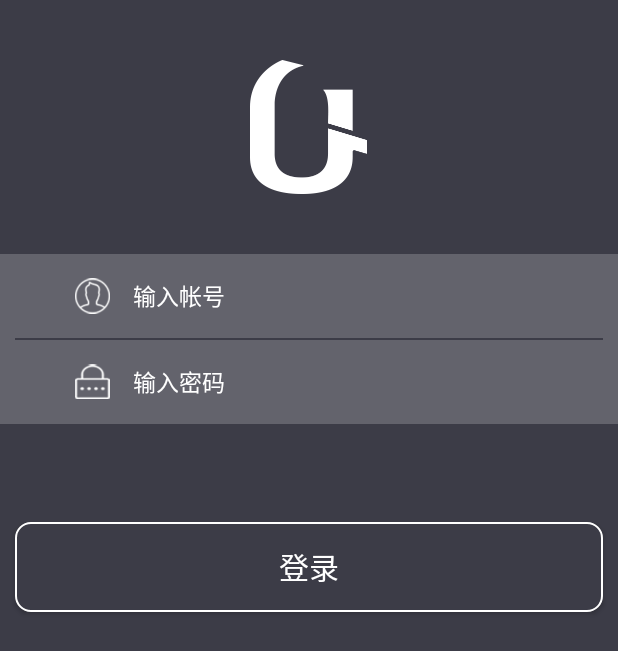
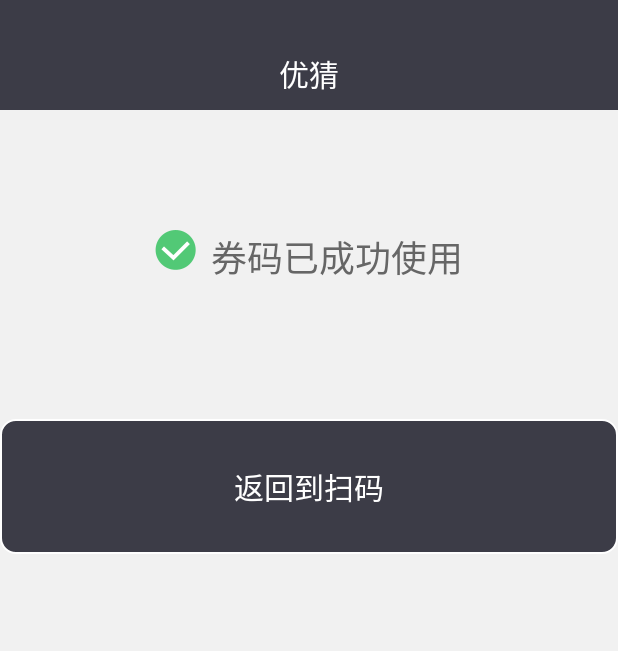
Before and after one commit to LearChen/UGuessMerchant, an Android app: the TicketUsedActivity screen opened directly, with no data from a screen before it, on a phone screen of 412 x 824 dp. Shown: the top 651 px of the screen. Run offline under Robolectric (Android 15) with nearby library versions, the phone set to English and light mode, and no system bars; our stand-ins replace CircleImageView.

Commit message:
核销完毕／欢迎页／自动登录

```diff
--- a/app/src/main/java/uguess/qucai/com/merchant/business/main/ui/TicketDetailActivity.java
+++ b/app/src/main/java/uguess/qucai/com/merchant/business/main/ui/TicketDetailActivity.java
@@ -131,7 +131,7 @@ public class TicketDetailActivity extends BaseActivity {
                 OperErrorCode errCode = result.getErrCode();
                 switch (errCode) {
                     case Success:
-//                        startActivity(new Intent(this,));
+                        startActivity(new Intent(getActivity(),TicketUsedActivity.class));
                         finish();
                         break;
                     case TicketNotExist:
--- a/app/src/main/java/uguess/qucai/com/merchant/business/main/ui/TicketUsedActivity.java
+++ b/app/src/main/java/uguess/qucai/com/merchant/business/main/ui/TicketUsedActivity.java
@@ -1,5 +1,6 @@
 package uguess.qucai.com.merchant.business.main.ui;
 
+import android.content.Intent;
 import android.os.Bundle;
 import android.support.design.widget.FloatingActionButton;
 import android.support.design.widget.Snackbar;
@@ -11,21 +12,17 @@ import uguess.qucai.com.merchant.R;
 
 public class TicketUsedActivity extends AppCompatActivity {
 
+
+
     @Override
     protected void onCreate(Bundle savedInstanceState) {
         super.onCreate(savedInstanceState);
         setContentView(R.layout.activity_ticket_used);
-        Toolbar toolbar = (Toolbar) findViewById(R.id.toolbar);
-        setSupportActionBar(toolbar);
-
-        FloatingActionButton fab = (FloatingActionButton) findViewById(R.id.fab);
-        fab.setOnClickListener(new View.OnClickListener() {
-            @Override
-            public void onClick(View view) {
-                Snackbar.make(view, "Replace with your own action", Snackbar.LENGTH_LONG)
-                        .setAction("Action", null).show();
-            }
-        });
     }
 
+    public void returnToScan(View view){
+        finish();
+    }
+
+
 }
--- a/app/src/main/res/layout/activity_ticket_used.xml
+++ b/app/src/main/res/layout/activity_ticket_used.xml
@@ -11,85 +11,43 @@
     xmlns:tools="http://schemas.android.com/tools"
     android:layout_width="match_parent"
     android:layout_height="match_parent"
-    android:background="@color/bg_login"
     android:orientation="vertical"
-    tools:context="uguess.qucai.com.merchant.business.user.ui.LoginActivity">
-
-
+    tools:context="uguess.qucai.com.merchant.business.main.ui.TicketUsedActivity">
+    <uguess.qucai.com.merchant.business.common.component.QCActionBar
+        android:id="@+id/action_bar"
+        android:layout_width="match_parent"
+        android:layout_height="wrap_content"
+        android:background="@color/bg_login" />
+    <LinearLayout
+        android:layout_width="fill_parent"
+        android:layout_height="wrap_content"
+        android:orientation="horizontal"
+        android:gravity="center_horizontal"
+        android:layout_marginTop="80dp">
         <ImageView
             android:layout_width="wrap_content"
             android:layout_height="wrap_content"
-        android:layout_gravity="center_horizontal"
-        android:layout_marginTop="40dp"
-        android:src="@drawable/ic_login_logo" />
-
-    <LinearLayout
-        android:layout_width="fill_parent"
-        android:layout_height="113dp"
-        android:layout_marginTop="40dp"
-        android:background="@color/bg_login_input"
-        android:orientation="vertical"
-        android:gravity="center_vertical"
-        android:paddingLeft="10dp"
-        android:paddingRight="10dp">
-        <LinearLayout
-            android:layout_width="fill_parent"
-            android:layout_height="56dp"
-            android:orientation="horizontal"
-            android:gravity="center_vertical">
-            <ImageView
+            android:src="@drawable/ic_confirm"/>
+        <TextView
             android:layout_width="wrap_content"
             android:layout_height="wrap_content"
-                android:src="@drawable/ic_user_name"
-                android:layout_marginLeft="40dp"/>
-            <EditText
-                android:id="@+id/edit_user_name"
-                android:layout_width="fill_parent"
-                android:layout_height="40dp"
-                android:background="@null"
-                android:textSize="15sp"
-                android:textColor="@color/white"
-                android:textColorHint="@color/white"
-                android:hint="@string/hint_user_name"
-                android:layout_marginLeft="15dp"/>
-        </LinearLayout>
-        <LinearLayout
-            android:layout_width="fill_parent"
-            android:layout_height="1dp"
-            android:background="@color/bg_login"/>
-        <LinearLayout
-            android:layout_width="fill_parent"
-            android:layout_height="56dp"
-            android:orientation="horizontal"
-            android:gravity="center_vertical">
-            <ImageView
-                android:layout_width="wrap_content"
-                android:layout_height="wrap_content"
-                android:src="@drawable/ic_pwd"
-                android:layout_marginLeft="40dp"/>
-            <EditText
-                android:id="@+id/edit_pwd"
-                android:layout_width="fill_parent"
-                android:layout_height="40dp"
-                android:background="@null"
-                android:textSize="15sp"
-                android:textColor="@color/white"
-                android:textColorHint="@color/white"
-                android:hint="@string/hint_pwd"
-                android:layout_marginLeft="15dp"/>
-        </LinearLayout>
+            android:text="@string/info_ticket_use_success"
+            android:textColor="@color/text_color"
+            android:textSize="24sp"
+            android:layout_marginLeft="@dimen/margin_10dp"
+            />
 
     </LinearLayout>
+    <Button
+        android:id="@+id/btn_use_ticket"
+        android:layout_width="fill_parent"
+        android:layout_height="90dp"
+        android:onClick="returnToScan"
+        android:textColor="@color/white"
+        android:text="@string/text_return_to_scan"
+        android:textSize="@dimen/text_20sp"
+        android:background="@drawable/selector_login_btn_bg"
+        android:layout_marginTop="90dp"/>
 
-    <Button
-        android:layout_width="fill_parent"
-        android:layout_marginLeft="10dp"
-        android:layout_marginRight="10dp"
-        android:layout_marginTop="65dp"
-        android:layout_height="60dp"
-        android:onClick="login"
-        android:textColor="@color/white"
-        android:text="@string/text_login"
-        android:textSize="@dimen/text_20sp"
-        android:background="@drawable/selector_login_btn_bg"/>
+
 </LinearLayout>
--- a/app/src/main/res/values/strings.xml
+++ b/app/src/main/res/values/strings.xml
@@ -31,5 +31,10 @@
     <string name="ticket_not_exist">券码有误请核对</string>
     <string name="ticket_no_permision">此券码不可核销</string>
     <string name="title_activity_ticket_used">TicketUsedActivity</string>
+    <string name="info_ticket_use_success">券码已成功使用</string>
+    <string name="text_return_to_scan">返回到扫码</string>
+    <string name="title_activity_welcome">WelcomeActivity</string>
+    <string name="text_enter">进  入</string>
+
 
 </resources>
```
Also changed, not shown: app/src/main/AndroidManifest.xml (+10 -5 lines), app/src/main/java/uguess/qucai/com/merchant/business/main/ui/WelcomeActivity.java (added, +57 -0 lines), app/src/main/res/layout/activity_welcome.xml (added, +38 -0 lines), app/src/main/res/drawable-hdpi/ic_confirm.png (added), app/src/main/res/drawable-xhdpi/ic_confirm.png (added), app/src/main/res/drawable-xxhdpi/ic_confirm.png (added). Lines whose indentation alone changed are shown as unchanged.
